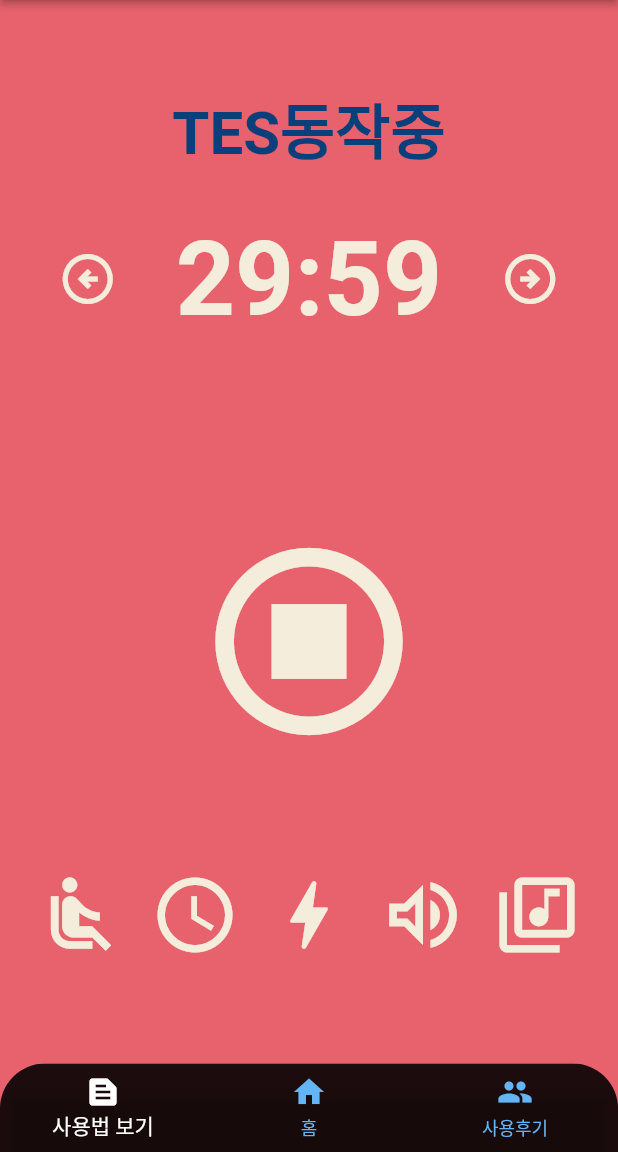
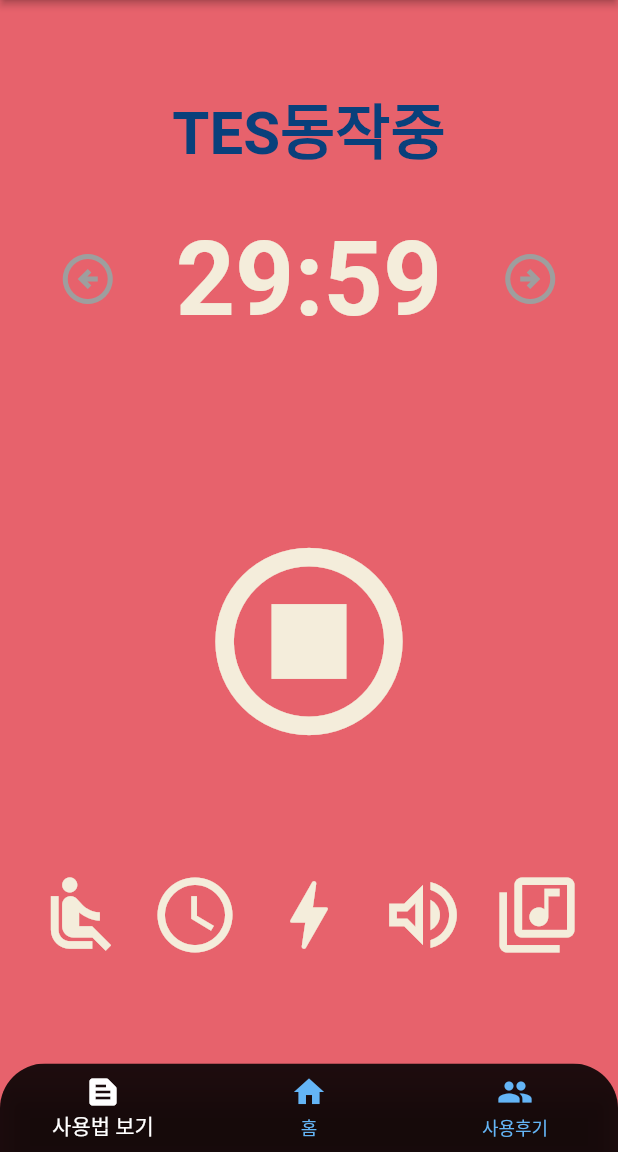
Before and after one commit to sjyunn/healingfitpro, a Flutter app: the screen it shows after launch, after a tap on the "arrow circle left" icon, after a tap on the "arrow circle right" icon, after a tap on the "play circle outline" icon, on a phone screen of 412 x 824 dp, the part 84-1236 px from its top. Run offline on Flutter 3.47's test engine with Material 2 defaults, Android fonts, the phone set to English and light mode, and no system bars.

Commit message:
change arrow color in homescreen

```diff
--- a/lib/screens/home_screen.dart
+++ b/lib/screens/home_screen.dart
@@ -158,7 +158,8 @@ class _HomeScreenState extends State<HomeScreen> {
                   children: [
                     IconButton(
                       iconSize: 40,
-                      color: Theme.of(context).cardColor,
+                      color:
+                          isRunning ? Colors.grey : Theme.of(context).cardColor,
                       onPressed: runtimeDownPressed,
                       icon: const Icon(Icons.arrow_circle_left_outlined),
                     ),
@@ -172,7 +173,8 @@ class _HomeScreenState extends State<HomeScreen> {
                     ),
                     IconButton(
                       iconSize: 40,
-                      color: Theme.of(context).cardColor,
+                      color:
+                          isRunning ? Colors.grey : Theme.of(context).cardColor,
                       onPressed: runtimeUpPressed,
                       icon: const Icon(Icons.arrow_circle_right_outlined),
                     ),
```
